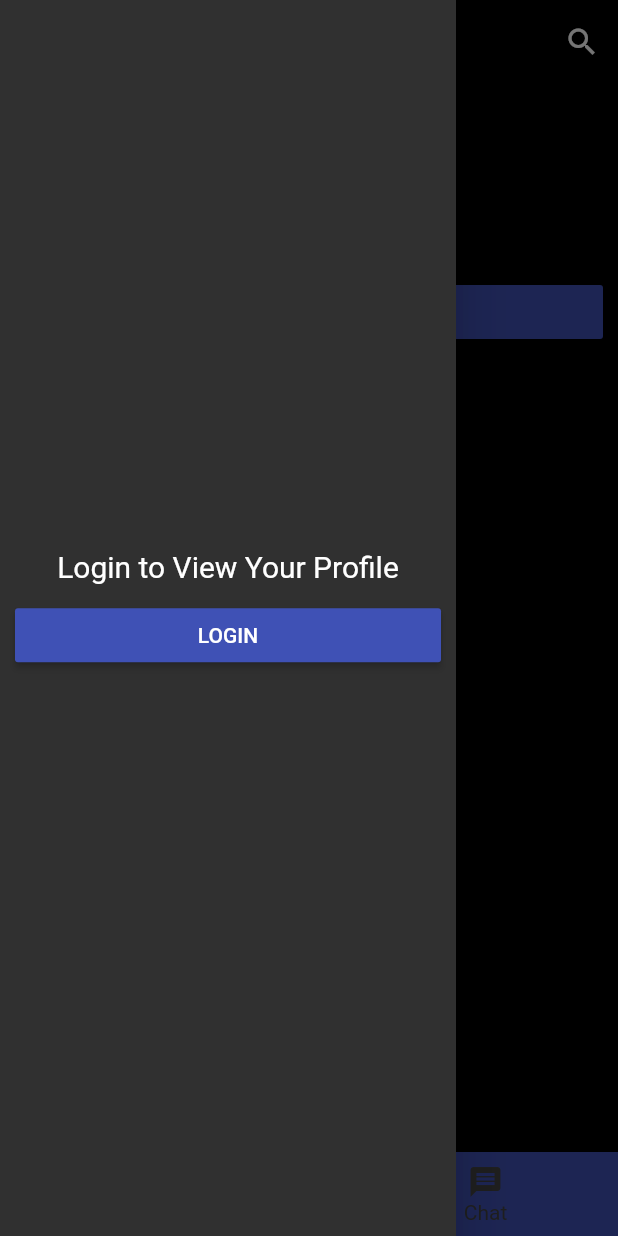
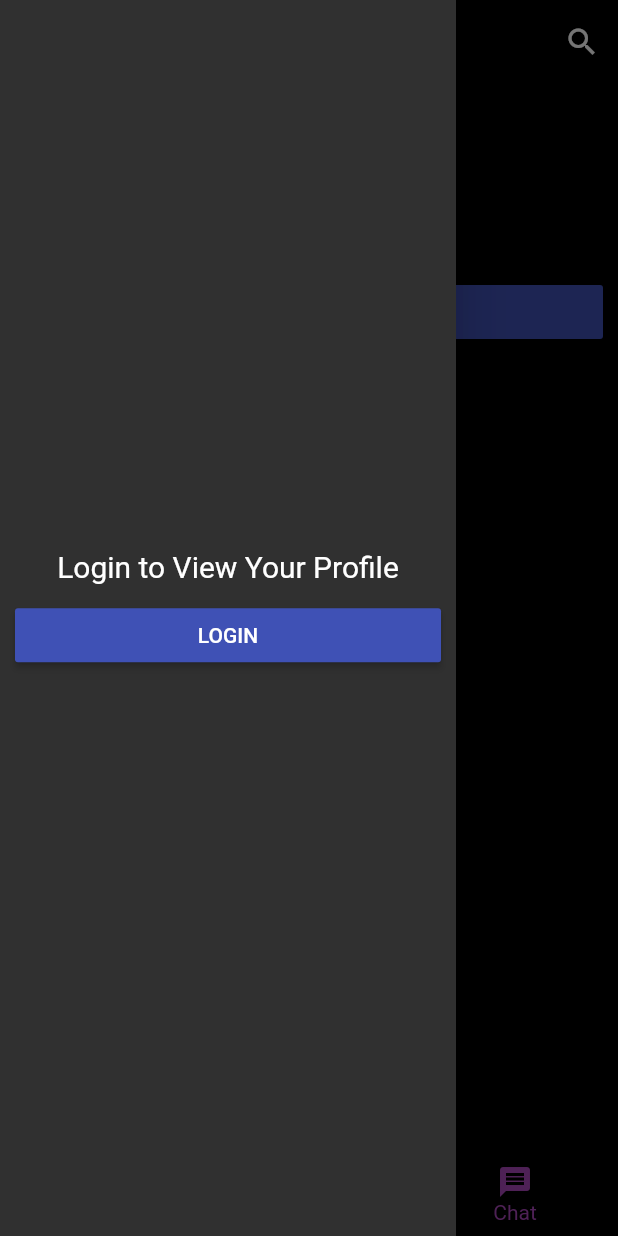
Before and after one commit to HalaSat/shashety_mobile, a Flutter app: the screen it shows after launch, item 3 of the bottom bar chosen, in the side drawer, after a tap on "Sign in", on a phone screen of 412 x 824 dp. Run offline on Flutter 3.47's test engine with Material 2 defaults, Android fonts, the phone set to English and light mode, and no system bars; our stand-ins replace built_collection, built_value, cached_network_image, carousel_slider, cloud_firestore, firebase_auth and 3 more; missing offline and left inert: incrementally_loading_listview, queries, rate_my_app, screen; accounts and stored records are empty; generated files the repository leaves out were written again; network calls fail; statements that could not run were skipped.

Commit message:
fix player issue and replace the activity indicator with flare animation

```diff
--- a/lib/src/delegates/post_search.dart
+++ b/lib/src/delegates/post_search.dart
@@ -2,6 +2,7 @@ import 'dart:async';
 
 import 'package:flutter/material.dart';
 import 'package:flutter/cupertino.dart';
+import 'package:shashety_mobile/src/widgets/activity_indicator.dart';
 
 import '../models/post_list.dart';
 import '../pages/post_page.dart';
@@ -59,7 +60,7 @@ class PostSearchDelegate extends SearchDelegate<String> {
             },
           );
         }
-        return LinearProgressIndicator(backgroundColor: Colors.purple);
+        return ActivityIndicator();
       },
     );
   }
@@ -89,7 +90,7 @@ class PostSearchDelegate extends SearchDelegate<String> {
             },
           );
         }
-        return LinearProgressIndicator(backgroundColor: Colors.purple);
+        return ActivityIndicator();
       },
     );
   }
--- a/lib/src/pages/app.dart
+++ b/lib/src/pages/app.dart
@@ -85,7 +85,8 @@ class _BodyState extends State<Body> {
         ],
       ),
       bottomNavigationBar: BottomNavigationBar(
-        type: BottomNavigationBarType.shifting,
+        backgroundColor: Colors.black,
+        selectedItemColor: Colors.purple[400],
         currentIndex: _currentTab,
         onTap: (index) => setState(() {
           _currentTab = index;
@@ -213,7 +214,11 @@ class _BodyState extends State<Body> {
         child: Column(
           children: cats
               .map((item) => ListTile(
-                    title: Text(item.title, style: Theme.of(context).textTheme.subtitle.copyWith(fontWeight: FontWeight.bold)),
+                    title: Text(item.title,
+                        style: Theme.of(context)
+                            .textTheme
+                            .subtitle
+                            .copyWith(fontWeight: FontWeight.bold)),
                     onTap: () {
                       Navigator.of(context).push(
                         MaterialPageRoute(builder: (context) {
@@ -238,14 +243,18 @@ class HomePage extends StatefulWidget {
   _HomePageState createState() => _HomePageState();
 }
 
-class _HomePageState extends State<HomePage> {
+class _HomePageState extends State<HomePage>
+    with SingleTickerProviderStateMixin {
   HomePageMovies _homePageMovies;
   bool _hasError;
+  AnimationController _animation;
 
   @override
   void initState() {
     super.initState();
 
+    _animation =
+        AnimationController(vsync: this, duration: Duration(seconds: 1));
     _getMovies();
   }
 
@@ -253,13 +262,17 @@ class _HomePageState extends State<HomePage> {
   Widget build(BuildContext context) {
     return _hasError != null
         ? !_hasError
-            ? ListView(children: [
+            ? FadeTransition(
+                opacity: _animation,
+                child: ListView(children: [
                   _buildCarouselSlider(context),
                   _buildCategories(context),
-              ])
+                ]))
             : buildNetworkError(context, _getMovies)
         : ActivityIndicator();
   }
+
+  void _startAnimation() => _animation.forward();
 
   Future<void> _getMovies() async {
     setState(() {
@@ -273,6 +286,7 @@ class _HomePageState extends State<HomePage> {
         _hasError = false;
         _homePageMovies = homePageMovies;
       });
+      _startAnimation();
     } else {
       getHomePageMovies().then((data) {
         setState(() {
@@ -281,6 +295,7 @@ class _HomePageState extends State<HomePage> {
         });
         PageStorage.of(context)
             .writeState(context, _homePageMovies, identifier: 'homepagemovies');
+        _startAnimation();
       }).catchError((error) => setState(() {
             _hasError = true;
           }));
@@ -325,24 +340,24 @@ class _HomePageState extends State<HomePage> {
                 '$kVoduBase/${item.large}',
               ),
             ),
-            Container(
-              decoration: BoxDecoration(
-                gradient: LinearGradient(
-                  colors: <Color>[
-                    Colors.red.withOpacity(0.5),
-                    Colors.blue.withOpacity(0.3),
-                  ],
-                ),
-              ),
-            ),
-            Positioned(
-              bottom: 10.0,
-              left: 10.0,
-              child: Text(
-                item.title,
-                style: TextStyle(fontSize: 15.0),
-              ),
-            )
+            // Container(
+            //   decoration: BoxDecoration(
+            //     gradient: LinearGradient(
+            //       colors: <Color>[
+            //         Colors.red.withOpacity(0.5),
+            //         Colors.blue.withOpacity(0.3),
+            //       ],
+            //     ),
+            //   ),
+            // ),
+            // Positioned(
+            //   bottom: 10.0,
+            //   left: 10.0,
+            //   child: Text(
+            //     item.title,
+            //     style: TextStyle(fontSize: 15.0),
+            //   ),
+            // )
           ],
         ),
       ),
--- a/lib/src/pages/login.dart
+++ b/lib/src/pages/login.dart
@@ -2,7 +2,6 @@ import 'dart:io';
 
 import 'package:flutter/material.dart';
 import 'package:firebase_auth/firebase_auth.dart' show FirebaseUser;
-import 'package:flutter/cupertino.dart' show CupertinoActivityIndicator;
 import 'package:image_picker/image_picker.dart';
 import 'package:firebase_storage/firebase_storage.dart';
 import 'package:scoped_model/scoped_model.dart';
@@ -58,7 +57,6 @@ class _LoginFormState extends State<LoginForm> {
         _user = user;
         ScopedModel.of<AccountModel>(context).status = AccountStatus.signedIn;
         ScopedModel.of<AccountModel>(context).user = _user;
-
       } else {
         ScopedModel.of<AccountModel>(context).status = AccountStatus.signedOut;
       }
@@ -111,9 +109,9 @@ class _LoginFormState extends State<LoginForm> {
         setState(() => _isLoadingImage = true);
         _pickAndUploadImage('users_profile_images/$imageName.png').then(
           (url) => setState(() {
-                _photoUrl = url;
-                _isLoadingImage = false;
-              }),
+            _photoUrl = url;
+            _isLoadingImage = false;
+          }),
         );
       },
     );
@@ -121,7 +119,7 @@ class _LoginFormState extends State<LoginForm> {
       color: Colors.indigo,
       child: !_isLoading
           ? Text(_hasAccount ? 'Sign in' : 'Sign up')
-          : const ActivityIndicator(type: ActivityIndicatorType.Linear),
+          : const LinearProgressIndicator(),
       onPressed: _isLoading ? null : () => _submit(context, _hasAccount),
     );
 
--- a/lib/src/pages/post_page.dart
+++ b/lib/src/pages/post_page.dart
@@ -137,10 +137,8 @@ class _PostPageState extends State<PostPage> {
         ? Center(
             child: GestureDetector(
               onTap: () {
-                final String movieUrl = movie.url.isEmpty
-                    ? movie.url360.isEmpty ? movie.url720 : movie.url360
-                    : movie.url;
-                _launchMoviePlayer(movie.title, movieUrl, movie.srt);
+                print(movie.url);
+                _launchMoviePlayer(movie.title, movie.url, movie.srt);
                 // _launchUrl('https://youtu.be/${movie.trailer}');
               },
               child: Container(
--- a/lib/src/widgets/activity_indicator.dart
+++ b/lib/src/widgets/activity_indicator.dart
@@ -1,10 +1,12 @@
+import 'package:flare_flutter/flare_actor.dart';
 import 'package:flutter/material.dart';
 import 'package:flutter/cupertino.dart';
 
 enum ActivityIndicatorType { Circular, Linear }
 
 class ActivityIndicator extends StatelessWidget {
-  const ActivityIndicator({ this.type = ActivityIndicatorType.Circular, this.color = Colors.red });
+  const ActivityIndicator(
+      {this.type = ActivityIndicatorType.Circular, this.color = Colors.red});
 
   final ActivityIndicatorType type;
   final Color color;
@@ -12,11 +14,15 @@ class ActivityIndicator extends StatelessWidget {
   @override
   Widget build(BuildContext context) {
     return Center(
-      child: Theme.of(context).platform == TargetPlatform.iOS
-          ? CupertinoActivityIndicator()
-          : type == ActivityIndicatorType.Circular
-              ? CircularProgressIndicator()
-              : LinearProgressIndicator(),
+      child: Container(
+        width: 200,
+        height: 200,
+        child: FlareActor(
+          'assets/flare/orb.flr',
+          animation: 'Aura',
+          alignment: Alignment.center,
+        ),
+      ),
     );
   }
 }
```
Also changed, not shown: lib/src/pages/chat.dart (+5 -7 lines), lib/src/services/channels.dart (added, +20 -0 lines), pubspec.yaml (+9 -7 lines), assets/android_icon.png (deleted), pubspec.lock, 8 other files. Lines whose indentation alone changed are shown as unchanged.
